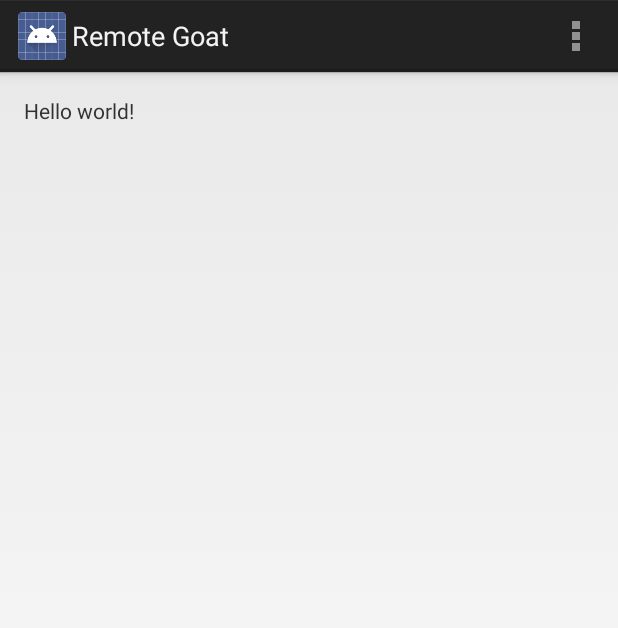
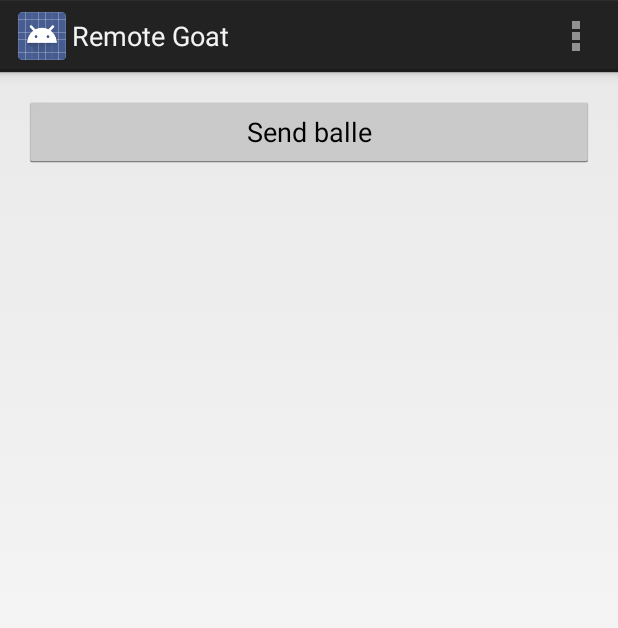
Before and after one commit to bystam/remote-goat, an Android app: the screen it shows after launch (MainActivity), on a phone screen of 412 x 824 dp. Shown: the top 628 px of the screen. Run offline under Robolectric (Android 15) with nearby library versions, the phone set to English and light mode, and no system bars.

Commit message:
adds microphone view

```diff
--- /dev/null
+++ b/android/RemoteGoat/app/src/main/java/com/example/remotegoat/app/MicrophoneSampleView.java
@@ -0,0 +1,21 @@
+package com.example.remotegoat.app;
+
+import android.content.Context;
+import android.media.MediaRecorder;
+import android.view.View;
+
+/**
+ * Created by jensa on 17/05/2014.
+ */
+public class MicrophoneSampleView extends View {
+    MediaRecorder recorder;
+
+    public MicrophoneSampleView(Context context, MediaRecorder recorder) {
+        super(context);
+        this.recorder = recorder;
+    }
+
+    public void startRecording (){
+
+    }
+}
--- a/android/RemoteGoat/app/src/main/res/layout/activity_main.xml
+++ b/android/RemoteGoat/app/src/main/res/layout/activity_main.xml
@@ -1,4 +1,4 @@
-<RelativeLayout xmlns:android="http://schemas.android.com/apk/res/android"
+<LinearLayout xmlns:android="http://schemas.android.com/apk/res/android"
     xmlns:tools="http://schemas.android.com/tools"
     android:layout_width="match_parent"
     android:layout_height="match_parent"
@@ -8,9 +8,9 @@
     android:paddingBottom="@dimen/activity_vertical_margin"
     tools:context="com.example.remotegoat.app.MainActivity">
 
-    <TextView
-        android:text="@string/hello_world"
-        android:layout_width="wrap_content"
-        android:layout_height="wrap_content" />
+    <Button
+        android:layout_width="fill_parent"
+        android:layout_height="wrap_content"
+        android:text="@string/sendButton"/>
 
-</RelativeLayout>
+</LinearLayout>
--- a/android/RemoteGoat/app/src/main/res/values/strings.xml
+++ b/android/RemoteGoat/app/src/main/res/values/strings.xml
@@ -2,7 +2,5 @@
 <resources>
 
     <string name="app_name">Remote Goat</string>
-    <string name="hello_world">Hello world!</string>
-    <string name="action_settings">Settings</string>
-
+    <string name="sendButton">Send balle</string>
 </resources>
```
